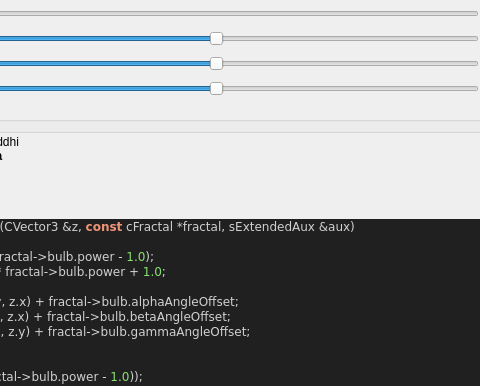
Above: mandelbulber2/formula/ui/fractal_mandelbulb4.ui from buddhi1980/mandelbulber2 before the change; both pictures show x 163 to 643 and y 0 to 386 of the 754 by 555 pixel window. Below: the same form after it.
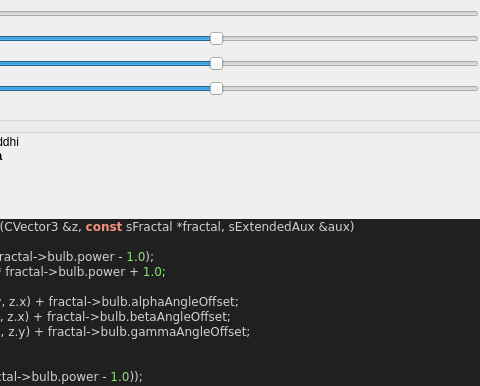
That is the form after the change. Custom widgets are drawn as their Qt base class.

Patch:
```diff
--- a/mandelbulber2/formula/ui/fractal_mandelbulb4.ui
+++ b/mandelbulber2/formula/ui/fractal_mandelbulb4.ui
@@ -307,7 +307,7 @@
 &lt;/table&gt;
 &lt;br&gt;&lt;b&gt;Examples using this formula&lt;/b&gt;&lt;br&gt;mandelbulb4_001.fract&lt;h3&gt;Code&lt;/h3&gt;
 &lt;body style=&quot;background-color:#202020&quot;&gt;
-&lt;pre style=&quot;color:#d0d0d0; background-color:#202020;  font-family:'Courier New',monospace;&quot;&gt;&lt;span style=&quot;color:#f09479; font-weight:bold&quot;&gt;void&lt;/span&gt; &lt;span style=&quot;color:#e47eed&quot;&gt;Mandelbulb4Iteration&lt;/span&gt;&lt;span style=&quot;color:#d0d0d0&quot;&gt;(&lt;/span&gt;CVector3 &lt;span style=&quot;color:#d0d0d0&quot;&gt;&amp;amp;&lt;/span&gt;z&lt;span style=&quot;color:#d0d0d0&quot;&gt;,&lt;/span&gt; &lt;span style=&quot;color:#f09479; font-weight:bold&quot;&gt;const&lt;/span&gt; cFractal &lt;span style=&quot;color:#d0d0d0&quot;&gt;*&lt;/span&gt;fractal&lt;span style=&quot;color:#d0d0d0&quot;&gt;,&lt;/span&gt; sExtendedAux &lt;span style=&quot;color:#d0d0d0&quot;&gt;&amp;amp;&lt;/span&gt;aux&lt;span style=&quot;color:#d0d0d0&quot;&gt;)&lt;/span&gt;
+&lt;pre style=&quot;color:#d0d0d0; background-color:#202020;  font-family:'Courier New',monospace;&quot;&gt;&lt;span style=&quot;color:#f09479; font-weight:bold&quot;&gt;void&lt;/span&gt; &lt;span style=&quot;color:#e47eed&quot;&gt;Mandelbulb4Iteration&lt;/span&gt;&lt;span style=&quot;color:#d0d0d0&quot;&gt;(&lt;/span&gt;CVector3 &lt;span style=&quot;color:#d0d0d0&quot;&gt;&amp;amp;&lt;/span&gt;z&lt;span style=&quot;color:#d0d0d0&quot;&gt;,&lt;/span&gt; &lt;span style=&quot;color:#f09479; font-weight:bold&quot;&gt;const&lt;/span&gt; sFractal &lt;span style=&quot;color:#d0d0d0&quot;&gt;*&lt;/span&gt;fractal&lt;span style=&quot;color:#d0d0d0&quot;&gt;,&lt;/span&gt; sExtendedAux &lt;span style=&quot;color:#d0d0d0&quot;&gt;&amp;amp;&lt;/span&gt;aux&lt;span style=&quot;color:#d0d0d0&quot;&gt;)&lt;/span&gt;
 &lt;span style=&quot;color:#d0d0d0&quot;&gt;{&lt;/span&gt;
   &lt;span style=&quot;color:#f09479; font-weight:bold&quot;&gt;double&lt;/span&gt; rp &lt;span style=&quot;color:#d0d0d0&quot;&gt;=&lt;/span&gt; &lt;span style=&quot;color:#e47eed&quot;&gt;pow&lt;/span&gt;&lt;span style=&quot;color:#d0d0d0&quot;&gt;(&lt;/span&gt;aux&lt;span style=&quot;color:#d0d0d0&quot;&gt;.&lt;/span&gt;r&lt;span style=&quot;color:#d0d0d0&quot;&gt;,&lt;/span&gt; fractal&lt;span style=&quot;color:#d0d0d0&quot;&gt;-&amp;gt;&lt;/span&gt;bulb&lt;span style=&quot;color:#d0d0d0&quot;&gt;.&lt;/span&gt;power &lt;span style=&quot;color:#d0d0d0&quot;&gt;-&lt;/span&gt; &lt;span style=&quot;color:#87df71&quot;&gt;1.0&lt;/span&gt;&lt;span style=&quot;color:#d0d0d0&quot;&gt;);&lt;/span&gt;
   aux&lt;span style=&quot;color:#d0d0d0&quot;&gt;.&lt;/span&gt;r_dz &lt;span style=&quot;color:#d0d0d0&quot;&gt;=&lt;/span&gt; rp &lt;span style=&quot;color:#d0d0d0&quot;&gt;*&lt;/span&gt; aux&lt;span style=&quot;color:#d0d0d0&quot;&gt;.&lt;/span&gt;r_dz &lt;span style=&quot;color:#d0d0d0&quot;&gt;*&lt;/span&gt; fractal&lt;span style=&quot;color:#d0d0d0&quot;&gt;-&amp;gt;&lt;/span&gt;bulb&lt;span style=&quot;color:#d0d0d0&quot;&gt;.&lt;/span&gt;power &lt;span style=&quot;color:#d0d0d0&quot;&gt;+&lt;/span&gt; &lt;span style=&quot;color:#87df71&quot;&gt;1.0&lt;/span&gt;&lt;span style=&quot;color:#d0d0d0&quot;&gt;;&lt;/span&gt;
```
